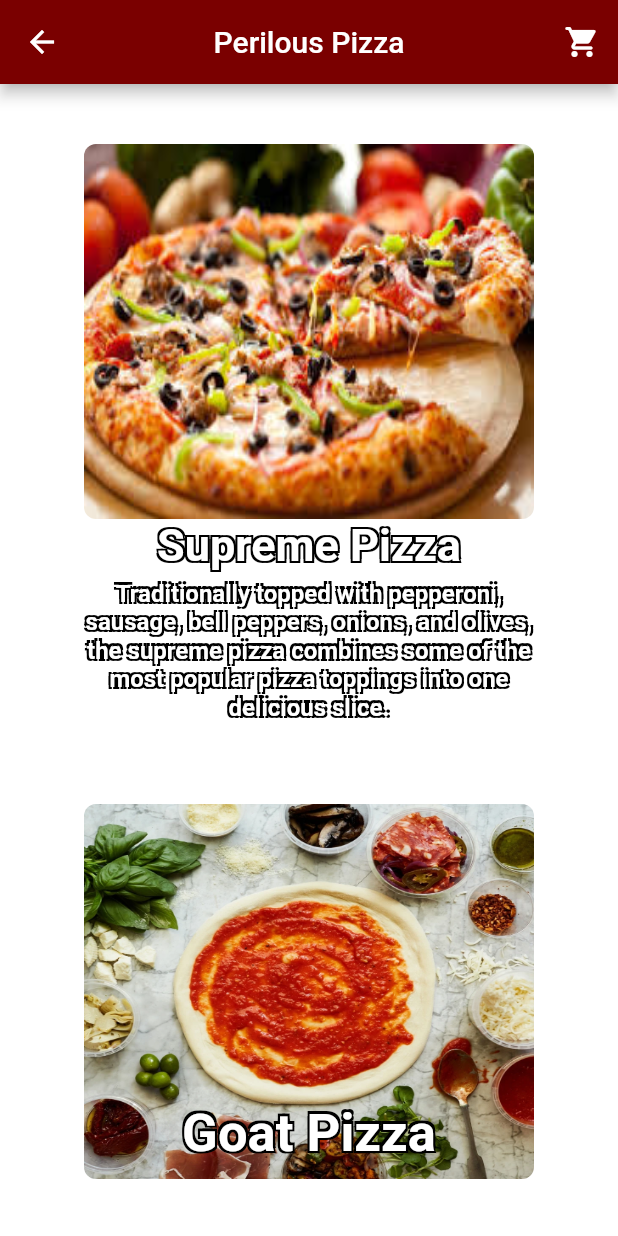
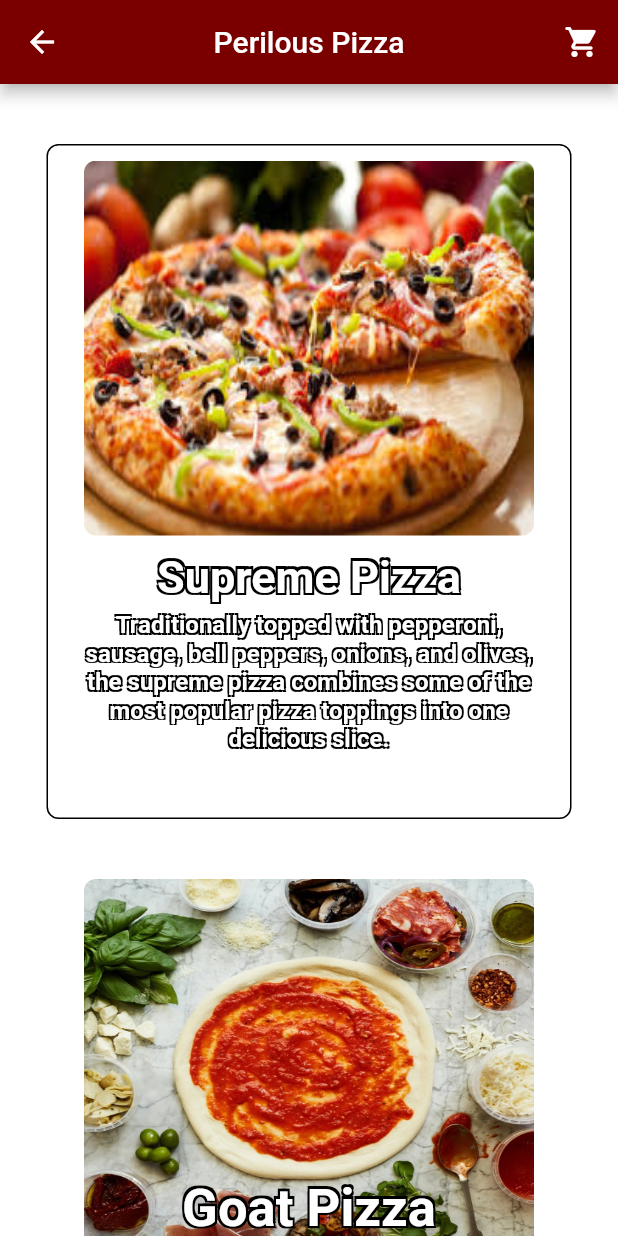
Before and after one commit to akhiljain99/PizzaApp, a Flutter app: the SpecialtyPizzasMenu screen opened by its route, on a phone screen of 412 x 824 dp. Run offline on Flutter 3.47's test engine with Material 2 defaults, Android fonts, the phone set to English and light mode, and no system bars.

Commit message:
made the template look somewhat better

```diff
--- a/lib/SpecialtyPizzas.dart
+++ b/lib/SpecialtyPizzas.dart
@@ -28,8 +28,11 @@ class SpecialtyPizzasMenu extends StatelessWidget {
             mainAxisAlignment: MainAxisAlignment.spaceEvenly,
             children: <Widget>[
               Container(
+                decoration: BoxDecoration(
+                  border: Border.all(color: Colors.black),
+                  borderRadius: BorderRadius.circular(8.0)),
                 width: 350.0,
-                height: 400.0,
+                height: 450.0,
                 margin: EdgeInsets.symmetric(vertical: 40.0),
                 child: FlatButton(
                   onPressed: () {
@@ -42,6 +45,7 @@ class SpecialtyPizzasMenu extends StatelessWidget {
                         mainAxisAlignment: MainAxisAlignment.center,
                         children: [
                             Container(
+                              margin: EdgeInsets.symmetric(vertical: 10.0),
                               child: ClipRRect(
                                 borderRadius: BorderRadius.circular(8.0),
                                 child: Image.asset(
@@ -104,19 +108,19 @@ class SpecialtyPizzasMenu extends StatelessWidget {
                                 shadows: [
                                   Shadow(
                                       // bottomLeft
-                                      offset: Offset(-1.5, -1.5),
+                                      offset: Offset(-1.25, -1.25),
                                       color: Colors.black),
                                   Shadow(
                                       // bottomRight
-                                      offset: Offset(1.5, -1.5),
+                                      offset: Offset(1.25, -1.25),
                                       color: Colors.black),
                                   Shadow(
                                       // topRight
-                                      offset: Offset(1.5, 1.5),
+                                      offset: Offset(1.25, 1.25),
                                       color: Colors.black),
                                   Shadow(
                                       // topLeft
-                                      offset: Offset(-1.5, 1.5),
+                                      offset: Offset(-1.25, 1.25),
                                       color: Colors.black),
                                 ],
                               ),
```
